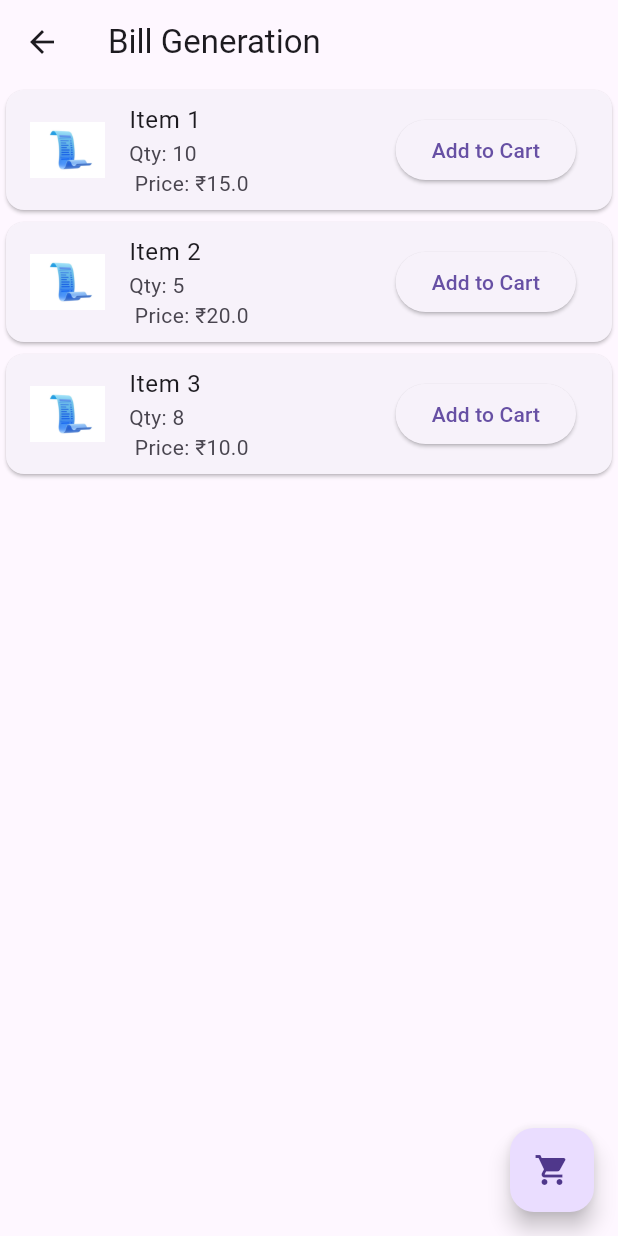
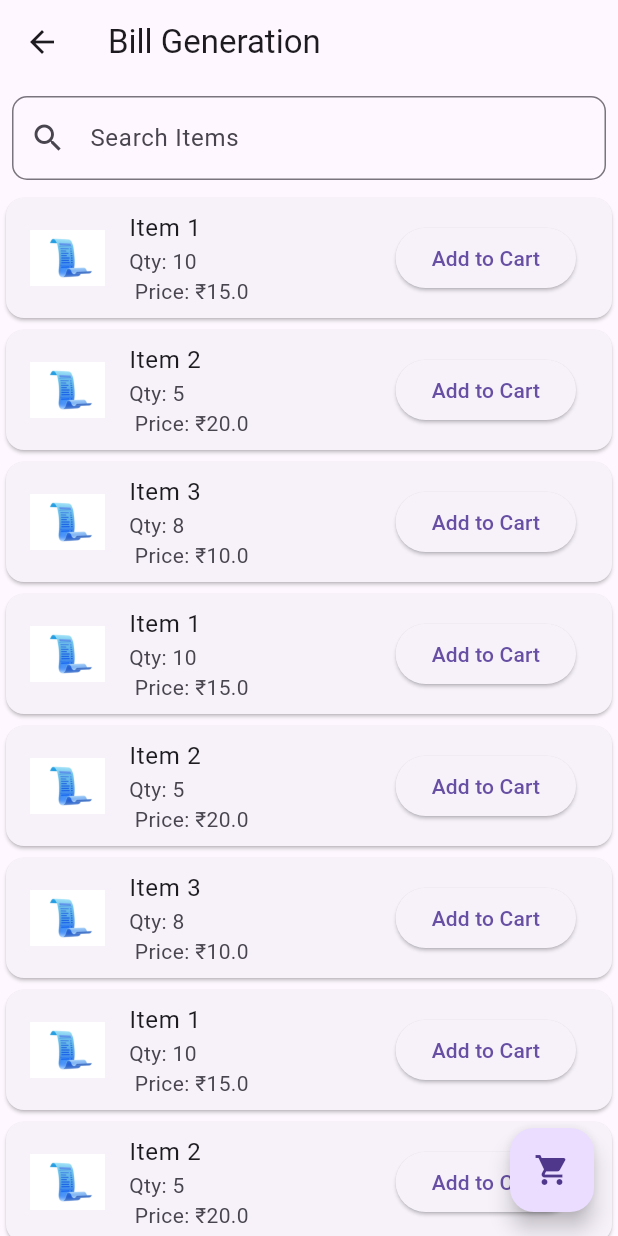
Before and after one commit to MayankMeghani/QuickBill, a Flutter app: the BillGenerationPage screen opened by its route, on a phone screen of 412 x 824 dp. Run offline on Flutter 3.47's test engine with Material 3 defaults, Android fonts, the phone set to English and light mode, and no system bars.

Commit message:
search bar

```diff
--- a/lib/Pages/BillGenerationPage.dart
+++ b/lib/Pages/BillGenerationPage.dart
@@ -1,7 +1,6 @@
 import 'package:flutter/material.dart';
 import '../Classes/Item.dart';
 import '../Widgets/ItemCard.dart';
-
 
 class BillGenerationPage extends StatefulWidget {
   @override
@@ -13,9 +12,23 @@ class _BillGenerationPageState extends State<BillGenerationPage> {
     Item(name: 'Item 1', imageUrl: 'assets/images/bill.jpg', quantity: 10, price: 15.0),
     Item(name: 'Item 2', imageUrl: 'assets/images/bill.jpg', quantity: 5, price: 20.0),
     Item(name: 'Item 3', imageUrl: 'assets/images/bill.jpg', quantity: 8, price: 10.0),
+    Item(name: 'Item 1', imageUrl: 'assets/images/bill.jpg', quantity: 10, price: 15.0),
+    Item(name: 'Item 2', imageUrl: 'assets/images/bill.jpg', quantity: 5, price: 20.0),
+    Item(name: 'Item 3', imageUrl: 'assets/images/bill.jpg', quantity: 8, price: 10.0),
+    Item(name: 'Item 1', imageUrl: 'assets/images/bill.jpg', quantity: 10, price: 15.0),
+    Item(name: 'Item 2', imageUrl: 'assets/images/bill.jpg', quantity: 5, price: 20.0),
+    Item(name: 'Item 3', imageUrl: 'assets/images/bill.jpg', quantity: 8, price: 10.0),
+
   ];
 
   List<Item> cartItems = [];
+  List<Item> filteredItems = [];
+
+  @override
+  void initState() {
+    super.initState();
+    filteredItems = items;
+  }
 
   void addToCart(Item item) {
     setState(() {
@@ -33,19 +46,42 @@ class _BillGenerationPageState extends State<BillGenerationPage> {
     return cartItems.contains(item);
   }
 
+  void filterItems(String query) {
+    setState(() {
+      filteredItems = items
+          .where((item) => item.name.toLowerCase().contains(query.toLowerCase()))
+          .toList();
+    });
+  }
+
   @override
   Widget build(BuildContext context) {
     return Scaffold(
       appBar: AppBar(
         title: Text('Bill Generation'),
       ),
-      body: ListView.builder(
-        itemCount: items.length,
+      body: Column(
+        children: [
+          Padding(
+            padding: const EdgeInsets.all(8.0),
+            child: TextField(
+              decoration: InputDecoration(
+                labelText: 'Search Items',
+                prefixIcon: Icon(Icons.search),
+                border: OutlineInputBorder(
+                  borderRadius: BorderRadius.circular(10),
+                ),
+              ),
+              onChanged: filterItems,
+            ),
+          ),
+          Expanded(
+            child: ListView.builder(
+              itemCount: filteredItems.length,
               itemBuilder: (context, index) {
-          final item = items[index];
+                final item = filteredItems[index];
                 final inCart = isItemInCart(item);
 
-          // Create the button based on whether the item is in the cart
                 final button = ElevatedButton(
                   onPressed: inCart
                       ? () => removeFromCart(item)
@@ -55,6 +91,9 @@ class _BillGenerationPageState extends State<BillGenerationPage> {
 
                 return ItemCard(item: item, trailingButton: button);
               },
+            ),
+          ),
+        ],
       ),
       floatingActionButton: Stack(
         clipBehavior: Clip.none,
```
Lines whose indentation alone changed are shown as unchanged.
